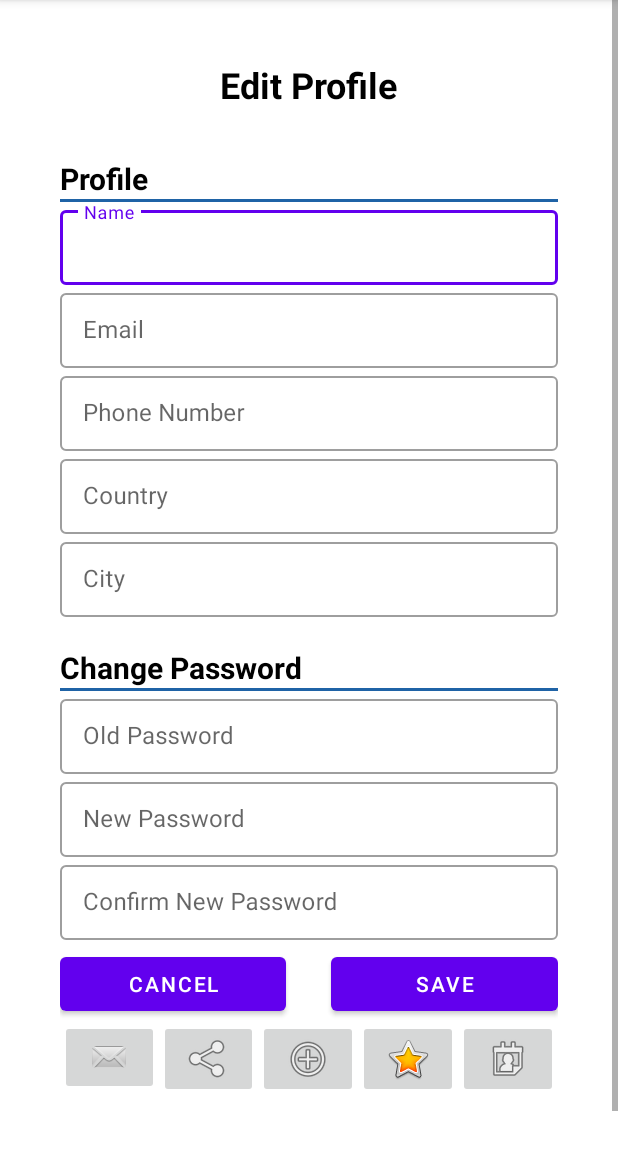
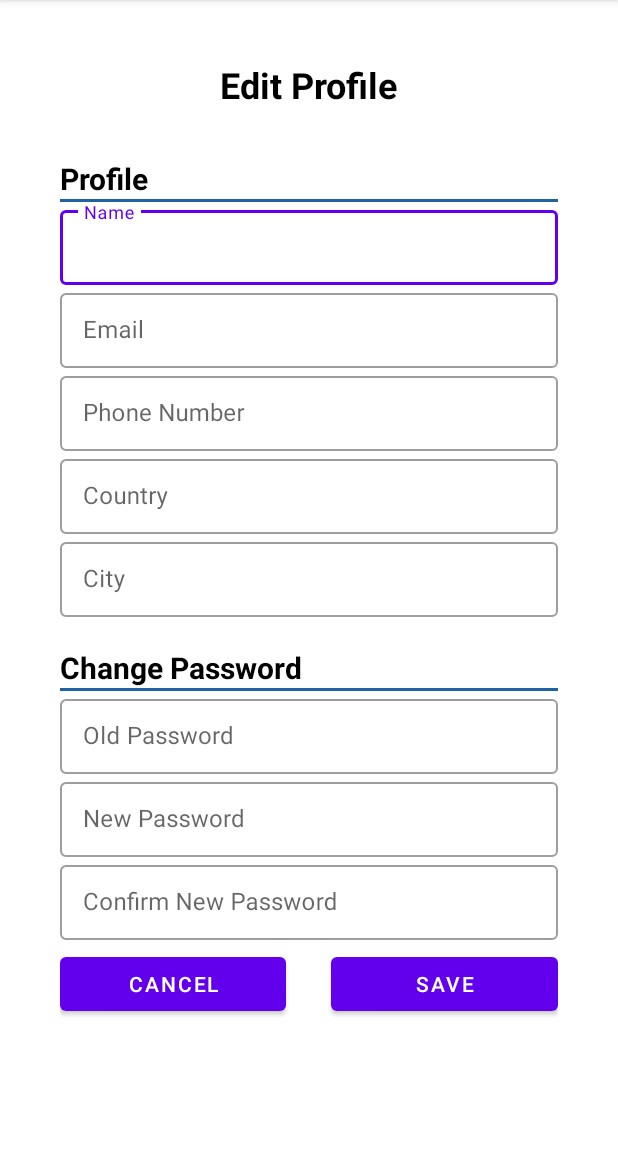
Before and after one commit to SM-PROJECT-23/All_In_One_SM, an Android app: the EditProfile screen opened directly, with no data from a screen before it, on a phone screen of 412 x 824 dp, the part 84-1236 px from its top. Run offline under Robolectric (Android 15) with nearby library versions, the phone set to English and light mode, and no system bars.

Commit message:
Remove TabBar (test)

```diff
--- a/app/src/main/res/layout/editprofile.xml
+++ b/app/src/main/res/layout/editprofile.xml
@@ -223,53 +223,6 @@
                 android:text="Save" />
         </LinearLayout>
 
-        <LinearLayout
-            android:layout_width="match_parent"
-            android:layout_height="wrap_content"
-            android:orientation="horizontal"
-            android:layout_alignParentBottom="true">
-
-            <ImageButton
-                android:id="@+id/homeButton"
-                android:layout_width="0dp"
-                android:layout_height="wrap_content"
-                android:layout_weight="1"
-                android:src="@android:drawable/sym_action_email"
-                android:contentDescription="Home" />
-
-            <ImageButton
-                android:id="@+id/marketButton"
-                android:layout_width="0dp"
-                android:layout_height="wrap_content"
-                android:layout_weight="1"
-                android:src="@android:drawable/ic_menu_share"
-                android:contentDescription="Market" />
-
-            <ImageButton
-                android:id="@+id/addButton"
-                android:layout_width="0dp"
-                android:layout_height="wrap_content"
-                android:layout_weight="1"
-                android:src="@android:drawable/ic_menu_add"
-                android:contentDescription="Add" />
-
-            <ImageButton
-                android:id="@+id/likeButton"
-                android:layout_width="0dp"
-                android:layout_height="wrap_content"
-                android:layout_weight="1"
-                android:src="@android:drawable/btn_star_big_on"
-                android:contentDescription="Like" />
-
-            <ImageButton
-                android:id="@+id/profileButton"
-                android:layout_width="0dp"
-                android:layout_height="wrap_content"
-                android:layout_weight="1"
-                android:src="@android:drawable/ic_menu_my_calendar"
-                android:contentDescription="Profile" />
-        </LinearLayout>
-
     </LinearLayout>
 
     </LinearLayout>
```
